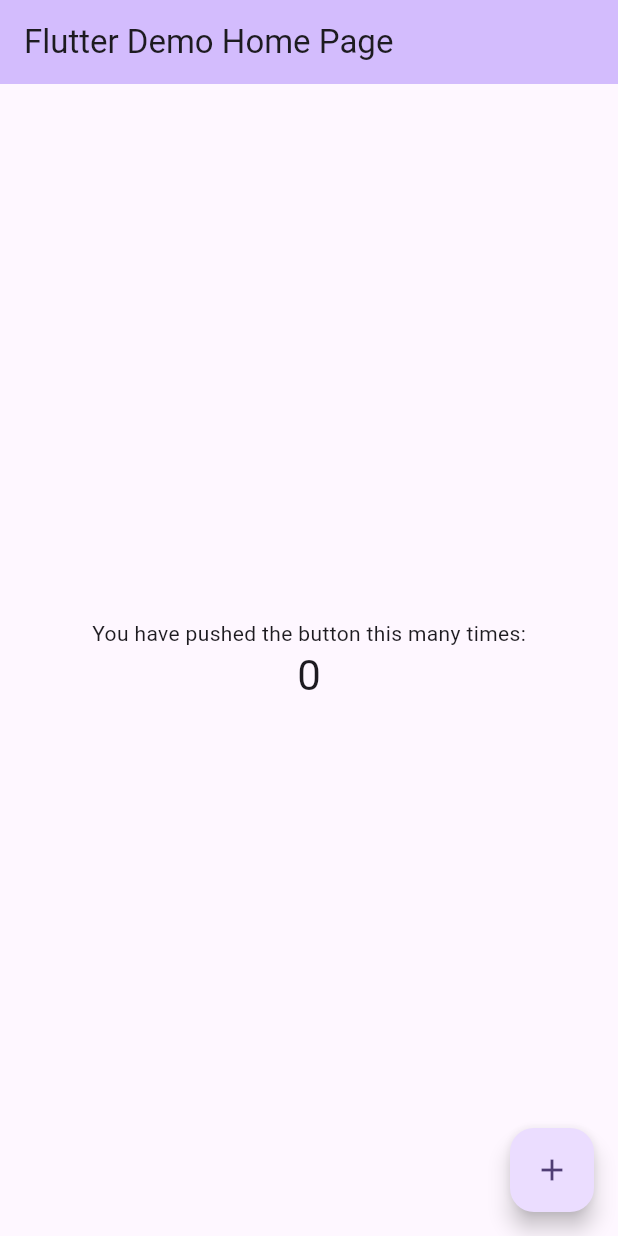
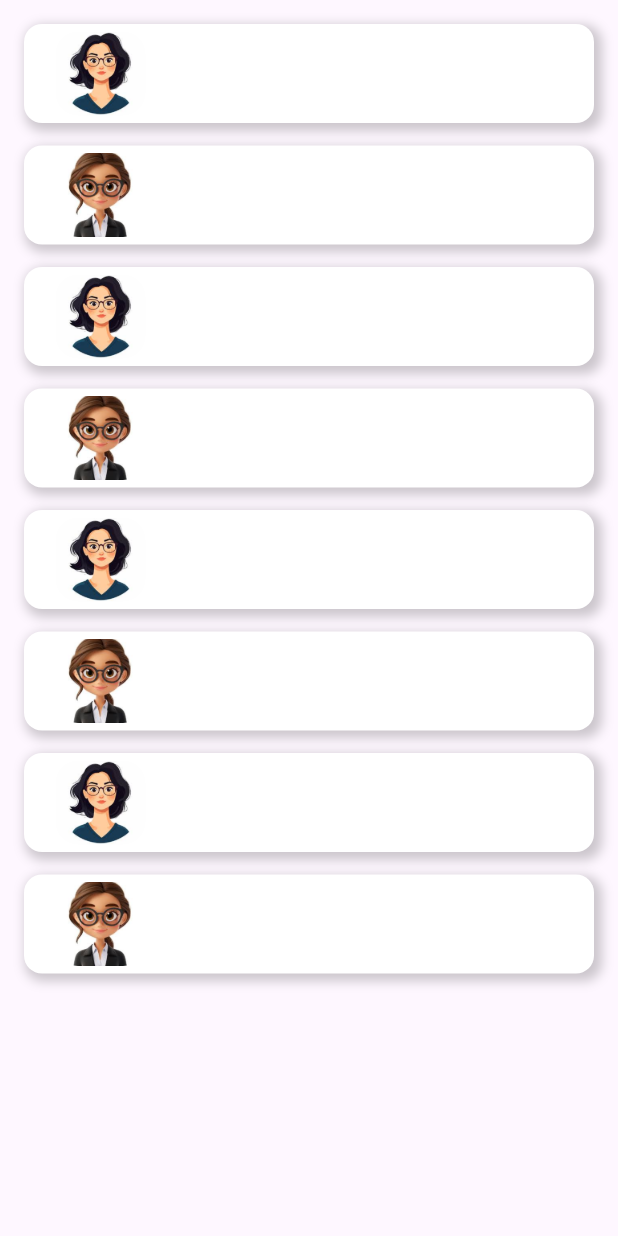
Before and after one commit to rawanabdulhayy/localised_responsive_personnel_display, a Flutter app: the screen it shows after launch, on a phone screen of 412 x 824 dp. Run offline on Flutter 3.47's test engine with Material 3 defaults, Android fonts, the phone set to English and light mode, and no system bars.

Commit message:
model done, mobile view started, cards formatted, images viewed

```diff
--- /dev/null
+++ b/lib/employee.dart
@@ -0,0 +1,10 @@
+import 'dart:core';
+
+class Employee {
+  final String name;
+  final String picture;
+  final String job;
+
+  Employee({required this.name, required this.job, required this.picture});
+  //remember? this is a named parameter? what were the types anyways?
+}
--- /dev/null
+++ b/lib/home_page.dart
@@ -0,0 +1,116 @@
+import 'package:flutter/material.dart';
+import 'employee.dart';
+
+class HomePage extends StatefulWidget {
+  const HomePage({super.key});
+
+  @override
+  State<HomePage> createState() => _HomePageState();
+}
+
+class _HomePageState extends State<HomePage> {
+  final List<Employee> personnel = [
+    Employee(
+      name: "Alice Johnson",
+      picture: "assets/images/avatar.jpeg",
+      job: "Software Engineer",
+    ),
+    Employee(
+      name: "Michael Smith",
+      picture: "assets/images/avatar2.jpeg",
+      job: "Project Manager",
+    ),
+    Employee(
+      name: "Sophia Brown",
+      picture: "assets/images/avatar.jpeg",
+      job: "UI/UX Designer",
+    ),
+    Employee(
+      name: "James Williams",
+      picture: "assets/images/avatar2.jpeg",
+      job: "Data Scientist",
+    ),
+    Employee(
+      name: "Emma Davis",
+      picture: "assets/images/avatar.jpeg",
+      job: "QA Engineer",
+    ),
+    Employee(
+      name: "Daniel Wilson",
+      picture: "assets/images/avatar2.jpeg",
+      job: "DevOps Engineer",
+    ),
+    Employee(
+      name: "Olivia Taylor",
+      picture: "assets/images/avatar.jpeg",
+      job: "Product Owner",
+    ),
+    Employee(
+      name: "Ethan Martinez",
+      picture: "assets/images/avatar2.jpeg",
+      job: "Mobile Developer",
+    ),
+  ];
+
+  @override
+  Widget build(BuildContext context) {
+    return Scaffold(
+      //we have a blocBuilder too that takes Bloc Class and STATE, that takes a builder, that takes context  and STATE.
+      body: LayoutBuilder(
+        builder: (context, constraints) {
+          if (constraints.maxWidth < 600) {
+            //mobile view
+            return ListView.separated(
+              separatorBuilder:
+                  (context, index) => SizedBox(height: 15), // or Divider()
+              // all properties apply to both; OG and The named constructor's.
+              // Except children: []: only valid for the OG listview without the named constructor .builder
+              // shrinkWrap: If true, ListView takes only as much space as needed, instead of expanding infinitely.
+              // itemExtent: Fix height (or width if horizontal) for each item → improves performance.
+              padding: EdgeInsets.all(16),
+              scrollDirection: Axis.vertical,
+              itemCount: personnel.length,
+              itemBuilder: (context, index) {
+                final employee = personnel[index];
+                return Container(
+                  decoration: BoxDecoration(
+                    color: Colors.white,
+                    boxShadow: [
+                      BoxShadow(
+                        color: Colors.black.withOpacity(0.2), // shadow color
+                        spreadRadius: 2, // how wide the shadow spreads
+                        blurRadius: 6, // how soft the shadow looks
+                        offset: Offset(3, 3), // X,Y movement of shadow
+                      ),
+                    ],
+                    borderRadius: BorderRadius.circular(12),
+                  ),
+                  child: Padding(
+                    padding: const EdgeInsets.all(5.0),
+                    child: ListTile(
+                      // tileColor: Colors.blue.shade200,
+                      // selectedTileColor: Colors.blue.shade100,
+                      leading: ClipRRect(
+                        //so clipRect does have a border radius
+                        borderRadius: BorderRadius.circular(15),
+                        child: Image.asset(
+                          employee.picture,
+                          width: 60,
+                          height: 60,
+                          fit: BoxFit.cover,
+                        ),
+                      ),
+                    ),
+                  ),
+                );
+              },
+            );
+          } else {
+            //tablet view
+            return Container();
+          }
+        },
+      ),
+    );
+  }
+}
--- a/lib/main.dart
+++ b/lib/main.dart
@@ -1,4 +1,6 @@
 import 'package:flutter/material.dart';
+
+import 'home_page.dart';
 
 void main() {
   runApp(const MyApp());
@@ -30,93 +32,7 @@ class MyApp extends StatelessWidget {
         // tested with just a hot reload.
         colorScheme: ColorScheme.fromSeed(seedColor: Colors.deepPurple),
       ),
-      home: const MyHomePage(title: 'Flutter Demo Home Page'),
+      home: HomePage(),
     );
   }
 }
-
-class MyHomePage extends StatefulWidget {
-  const MyHomePage({super.key, required this.title});
-
-  // This widget is the home page of your application. It is stateful, meaning
-  // that it has a State object (defined below) that contains fields that affect
-  // how it looks.
-
-  // This class is the configuration for the state. It holds the values (in this
-  // case the title) provided by the parent (in this case the App widget) and
-  // used by the build method of the State. Fields in a Widget subclass are
-  // always marked "final".
-
-  final String title;
-
-  @override
-  State<MyHomePage> createState() => _MyHomePageState();
-}
-
-class _MyHomePageState extends State<MyHomePage> {
-  int _counter = 0;
-
-  void _incrementCounter() {
-    setState(() {
-      // This call to setState tells the Flutter framework that something has
-      // changed in this State, which causes it to rerun the build method below
-      // so that the display can reflect the updated values. If we changed
-      // _counter without calling setState(), then the build method would not be
-      // called again, and so nothing would appear to happen.
-      _counter++;
-    });
-  }
-
-  @override
-  Widget build(BuildContext context) {
-    // This method is rerun every time setState is called, for instance as done
-    // by the _incrementCounter method above.
-    //
-    // The Flutter framework has been optimized to make rerunning build methods
-    // fast, so that you can just rebuild anything that needs updating rather
-    // than having to individually change instances of widgets.
-    return Scaffold(
-      appBar: AppBar(
-        // TRY THIS: Try changing the color here to a specific color (to
-        // Colors.amber, perhaps?) and trigger a hot reload to see the AppBar
-        // change color while the other colors stay the same.
-        backgroundColor: Theme.of(context).colorScheme.inversePrimary,
-        // Here we take the value from the MyHomePage object that was created by
-        // the App.build method, and use it to set our appbar title.
-        title: Text(widget.title),
-      ),
-      body: Center(
-        // Center is a layout widget. It takes a single child and positions it
-        // in the middle of the parent.
-        child: Column(
-          // Column is also a layout widget. It takes a list of children and
-          // arranges them vertically. By default, it sizes itself to fit its
-          // children horizontally, and tries to be as tall as its parent.
-          //
-          // Column has various properties to control how it sizes itself and
-          // how it positions its children. Here we use mainAxisAlignment to
-          // center the children vertically; the main axis here is the vertical
-          // axis because Columns are vertical (the cross axis would be
-          // horizontal).
-          //
-          // TRY THIS: Invoke "debug painting" (choose the "Toggle Debug Paint"
-          // action in the IDE, or press "p" in the console), to see the
-          // wireframe for each widget.
-          mainAxisAlignment: MainAxisAlignment.center,
-          children: <Widget>[
-            const Text('You have pushed the button this many times:'),
-            Text(
-              '$_counter',
-              style: Theme.of(context).textTheme.headlineMedium,
-            ),
-          ],
-        ),
-      ),
-      floatingActionButton: FloatingActionButton(
-        onPressed: _incrementCounter,
-        tooltip: 'Increment',
-        child: const Icon(Icons.add),
-      ), // This trailing comma makes auto-formatting nicer for build methods.
-    );
-  }
-}
--- a/pubspec.yaml
+++ b/pubspec.yaml
@@ -58,9 +58,9 @@ flutter:
   uses-material-design: true
 
   # To add assets to your application, add an assets section, like this:
-  # assets:
-  #   - images/a_dot_burr.jpeg
-  #   - images/a_dot_ham.jpeg
+  assets:
+    - assets/images/
+#    - assets/translations/
 
   # An image asset can refer to one or more resolution-specific "variants", see
   # https://flutter.dev/to/resolution-aware-images
```
Also changed, not shown: assets/images/avatar.jpeg (added), assets/images/avatar2.jpeg (added).
